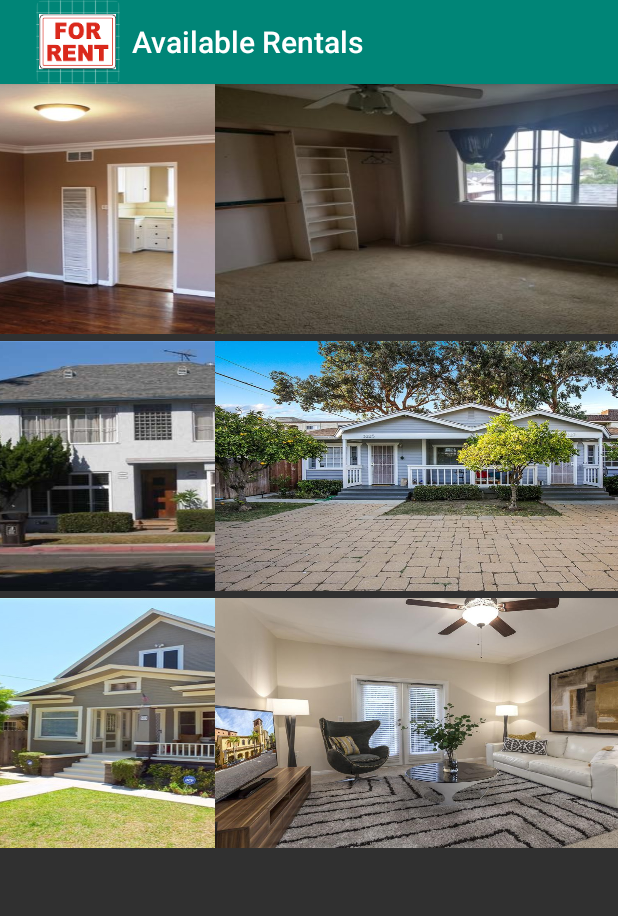
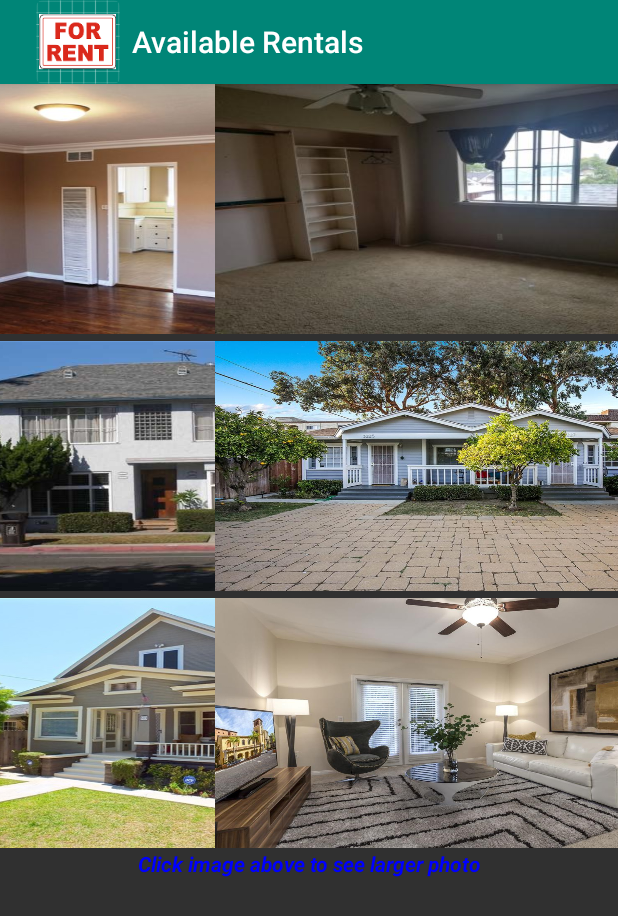
Before and after one commit to tracyjohnson213/AvailableRentals, an Android app: the PropertyBadgeActivity screen opened directly, with no data from a screen before it, on a phone screen of 412 x 824 dp. Shown: the top 916 px of the screen. Run offline under Robolectric (Android 15) with nearby library versions, the phone set to English and light mode, and no system bars.

Commit message:
update text in property badge activity

```diff
--- a/app/src/main/java/com/example/availablerentals/PropertyBadgeActivity.java
+++ b/app/src/main/java/com/example/availablerentals/PropertyBadgeActivity.java
@@ -53,6 +53,8 @@ public class PropertyBadgeActivity extends AppCompatActivity {
         grid.setOnItemClickListener(new AdapterView.OnItemClickListener() {
             @Override
             public void onItemClick(AdapterView<?> parent, View view, int position, long id) {
+                TextView txtClickImage = (TextView)findViewById(R.id.txtClickImage);
+                txtClickImage.setText("Click large image to see more photos");
                 TextView txtPropertyAddress = (TextView)findViewById(R.id.txtPropertyInfo);
                 txtPropertyAddress.setText(Address[position][0]+ "  - Long Beach, CA " + Address[position][1]);
                 TextView txtPropertyUnit = (TextView)findViewById(R.id.txtPropertyInfo2);
--- a/app/src/main/res/layout/activity_property.xml
+++ b/app/src/main/res/layout/activity_property.xml
@@ -60,6 +60,7 @@
         android:layout_height="wrap_content"
         android:layout_below="@+id/txtPropertyZip"
         android:layout_centerHorizontal="true"
+        android:textColor="#0000ff"
         android:textSize="20sp" />
 
 </RelativeLayout>
--- a/app/src/main/res/layout/activity_property_badge.xml
+++ b/app/src/main/res/layout/activity_property_badge.xml
@@ -41,6 +41,18 @@
             android:text="@string/btnNext"
             android:visibility="invisible"/>
 
+        <TextView
+            android:id="@+id/txtClickImage"
+            android:layout_width="match_parent"
+            android:layout_height="wrap_content"
+            android:layout_above="@+id/txtPropertyInfo"
+            android:gravity="center_horizontal"
+            android:layout_marginBottom="200dp"
+            android:textSize="14sp"
+            android:textColor="#0000ff"
+            android:text="@string/txtClickImage"
+            android:textStyle="bold|italic"/>
+
         <ImageView
             android:id="@+id/imgLarge"
             android:layout_width="270dp"
--- a/app/src/main/res/layout/activity_splash.xml
+++ b/app/src/main/res/layout/activity_splash.xml
@@ -115,6 +115,8 @@
         android:layout_alignParentBottom="true"
         android:layout_centerHorizontal="true"
         android:layout_marginBottom="16dp"
+        android:textColor="#0000ff"
+        android:textStyle="bold|italic"
         android:text="One" />
     <TextView
         android:id="@+id/txtOneMoment"
@@ -124,6 +126,8 @@
         android:layout_alignParentBottom="true"
         android:layout_centerHorizontal="true"
         android:layout_marginBottom="16dp"
+        android:textColor="#0000ff"
+        android:textStyle="bold|italic"
         android:text="@string/txtOneMoment" />
 
 </RelativeLayout>
--- a/app/src/main/res/values/strings.xml
+++ b/app/src/main/res/values/strings.xml
@@ -36,6 +36,7 @@
     <string name="btnViewRentals">View Rentals</string>
     <string name="imgLarge">Selected Property Images</string>
     <string name="txtOneMoment">moment to see more...</string>
+    <string name="txtClickImage">Click image above to see larger photo</string>
     <string name="btnPrevious">&gt;&gt;- Prev</string>
     <string name="btnNext">Next ->></string>
     <string name="btnRentalCriteria">Rental Criteria</string>
```
